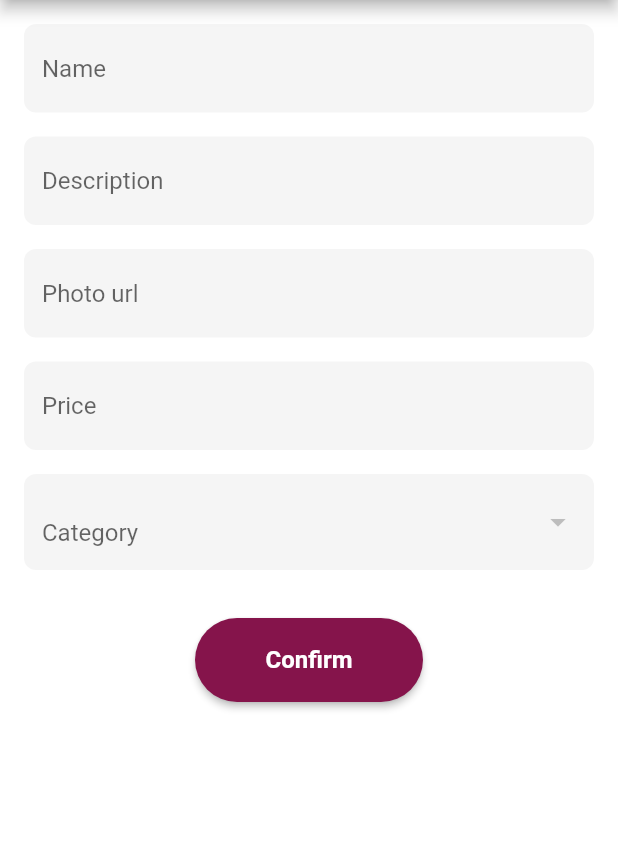
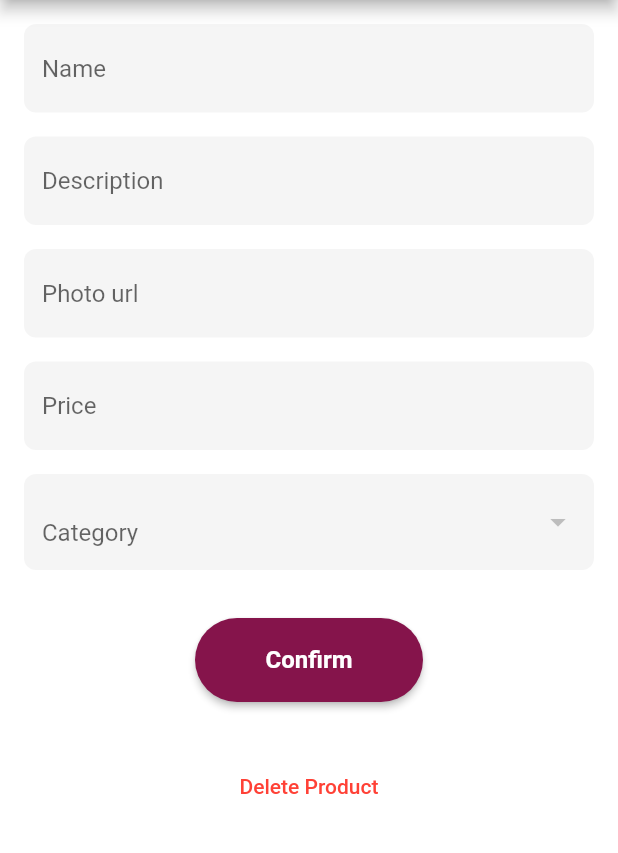
Before and after one commit to oiesc/trabalho-fullstack-admin-app, a Flutter app: the ProductData screen opened directly, on a phone screen of 412 x 824 dp, the part 84-937 px from its top. Run offline on Flutter 3.47's test engine with Material 2 defaults, Android fonts, the phone set to English and light mode, and no system bars; our stand-ins replace dio, flutter_mobx, get_it, mobx; generated files the repository leaves out were written again; network calls fail; Roboto replaces fonts that are missing (Montserrat); statements that could not run were skipped.

Commit message:
feat: create and delete product

```diff
--- a/lib/provider/global_request.dart
+++ b/lib/provider/global_request.dart
@@ -61,12 +61,13 @@ class GlobalProvider {
     }
   }
 
-  productSendPost(route, data) async {
+  productSendPost(route, data, requestType) async {
     try {
       String endPoint = apiProductUrl + route;
 
       var response = await _connection.post(endPoint, data: data);
 
+      _showMessage(requestType, type: "success");
       return response.data;
     } on DioError catch (e) {
       Exception(e.response);
@@ -110,6 +111,7 @@ class GlobalProvider {
 
       var response = await _connection.delete(endPoint);
 
+      _showMessage("delete", type: "success");
       return response.data;
     } on DioError catch (e) {
       Exception(e.response);
--- a/lib/repositories/global_api.dart
+++ b/lib/repositories/global_api.dart
@@ -75,4 +75,19 @@ class GlobalApi {
 
     return product;
   }
+
+  Future<ProductModel> createProduct(data) async {
+    ProductModel product = ProductModel();
+
+    var ret = await provider.productSendPost("product/create", data, "create");
+    if (ret != false) {
+      product = ProductModel.fromJson(ret);
+    }
+
+    return product;
+  }
+
+  Future<bool> deleteProduct(id) async {
+    return await provider.productSendDelete("product/$id");
+  }
 }
--- a/lib/views/order/order_index.dart
+++ b/lib/views/order/order_index.dart
@@ -49,6 +49,7 @@ class _OrderScreenState extends State<OrderScreen> {
                         color: GlobalColors.green,
                         padding: const EdgeInsets.symmetric(horizontal: 16),
                         child: DropdownButton(
+                            underline: Container(),
                             iconEnabledColor: GlobalColors.white,
                             iconDisabledColor: GlobalColors.white,
                             dropdownColor: GlobalColors.green,
--- a/lib/views/product/product_data.dart
+++ b/lib/views/product/product_data.dart
@@ -1,5 +1,6 @@
 import 'package:adminapp/controllers/product_controller.dart';
 import 'package:adminapp/models/product_model.dart';
+import 'package:adminapp/resources/global_colors.dart';
 import 'package:adminapp/resources/global_scaffold.dart';
 import 'package:adminapp/resources/global_widgets.dart';
 import 'package:flutter/material.dart';
@@ -127,7 +128,22 @@ class _ProductDataState extends State<ProductData> {
                               }
                             },
                             child: const Text('Confirm')),
-                      )
+                      ),
+                      Padding(
+                        padding: const EdgeInsets.all(16),
+                        child: TextButton(
+                          onPressed: () async {
+                            if (await productController
+                                .deleteItem(widget.product?.id)) {
+                              Navigator.pop(context);
+                            }
+                          },
+                          child: const Text(
+                            'Delete Product',
+                            style: TextStyle(color: GlobalColors.red),
+                          ),
+                        ),
+                      ),
                     ]),
                   ),
           );
```
Also changed, not shown: lib/controllers/product_controller.dart (+34 -3 lines), lib/views/product/product_index.dart (+41 -4 lines), assets/images/no-image.png (added), lib/controllers/product_controller.g.dart.
